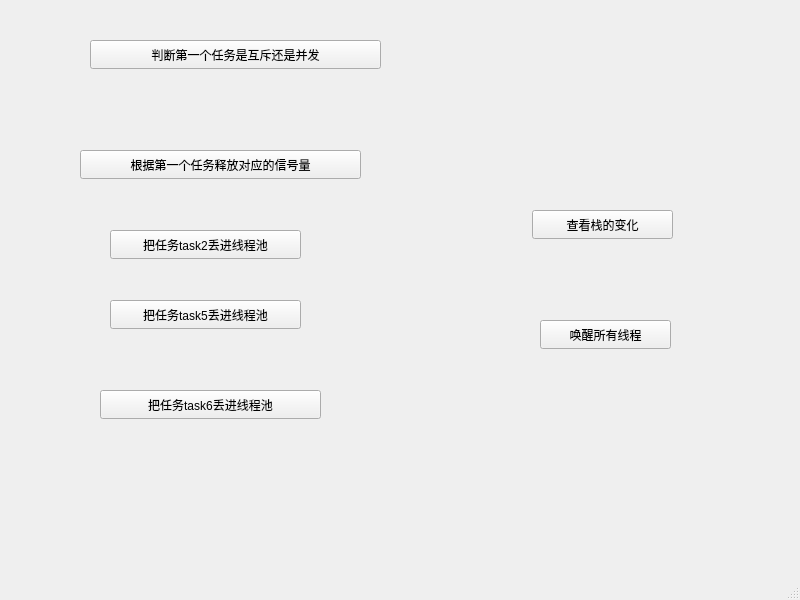
Old version of the form mainwindow.ui in the repository wohaokaixin/thread_safe_stack.
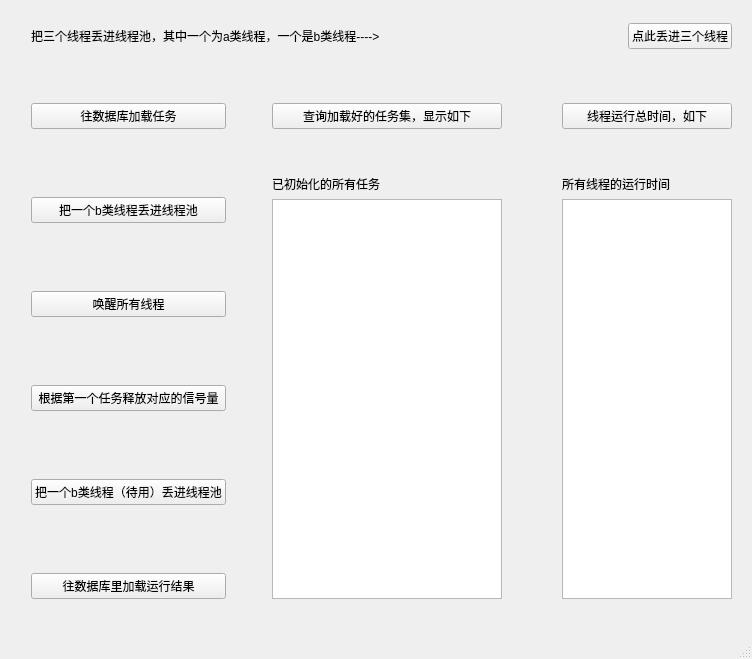
New version of the form.

The edit to the form file:
```diff
--- a/mainwindow.ui
+++ b/mainwindow.ui
@@ -6,104 +6,308 @@
    <rect>
     <x>0</x>
     <y>0</y>
-    <width>800</width>
-    <height>600</height>
+    <width>752</width>
+    <height>659</height>
    </rect>
   </property>
   <property name="windowTitle">
    <string>MainWindow</string>
   </property>
   <widget class="QWidget" name="centralwidget">
-   <widget class="QPushButton" name="task2_diujinqu">
+   <widget class="QWidget" name="layoutWidget">
     <property name="geometry">
      <rect>
-      <x>110</x>
-      <y>230</y>
-      <width>191</width>
-      <height>29</height>
+      <x>31</x>
+      <y>23</y>
+      <width>701</width>
+      <height>576</height>
      </rect>
     </property>
-    <property name="text">
-     <string>把任务task2丢进线程池</string>
-    </property>
-   </widget>
-   <widget class="QPushButton" name="task5_diujinqu">
-    <property name="geometry">
-     <rect>
-      <x>110</x>
-      <y>300</y>
-      <width>191</width>
-      <height>29</height>
-     </rect>
-    </property>
-    <property name="text">
-     <string>把任务task5丢进线程池</string>
-    </property>
-   </widget>
-   <widget class="QPushButton" name="task6_diujinqu">
-    <property name="geometry">
-     <rect>
-      <x>100</x>
-      <y>390</y>
-      <width>221</width>
-      <height>29</height>
-     </rect>
-    </property>
-    <property name="text">
-     <string>把任务task6丢进线程池</string>
-    </property>
-   </widget>
-   <widget class="QPushButton" name="panduan_firsttask">
-    <property name="geometry">
-     <rect>
-      <x>90</x>
-      <y>40</y>
-      <width>291</width>
-      <height>29</height>
-     </rect>
-    </property>
-    <property name="text">
-     <string>判断第一个任务是互斥还是并发</string>
-    </property>
-   </widget>
-   <widget class="QPushButton" name="release_sema3">
-    <property name="geometry">
-     <rect>
-      <x>80</x>
-      <y>150</y>
-      <width>281</width>
-      <height>29</height>
-     </rect>
-    </property>
-    <property name="text">
-     <string>根据第一个任务释放对应的信号量</string>
-    </property>
-   </widget>
-   <widget class="QPushButton" name="wakeall_thread">
-    <property name="geometry">
-     <rect>
-      <x>540</x>
-      <y>320</y>
-      <width>131</width>
-      <height>29</height>
-     </rect>
-    </property>
-    <property name="text">
-     <string>唤醒所有线程</string>
-    </property>
-   </widget>
-   <widget class="QPushButton" name="look_stack">
-    <property name="geometry">
-     <rect>
-      <x>532</x>
-      <y>210</y>
-      <width>141</width>
-      <height>29</height>
-     </rect>
-    </property>
-    <property name="text">
-     <string>查看栈的变化</string>
-    </property>
+    <layout class="QVBoxLayout" name="verticalLayout_4">
+     <item>
+      <layout class="QHBoxLayout" name="horizontalLayout">
+       <item>
+        <widget class="QLabel" name="label">
+         <property name="text">
+          <string>把三个线程丢进线程池，其中一个为a类线程，一个是b类线程----&gt;</string>
+         </property>
+        </widget>
+       </item>
+       <item>
+        <spacer name="horizontalSpacer">
+         <property name="orientation">
+          <enum>Qt::Horizontal</enum>
+         </property>
+         <property name="sizeHint" stdset="0">
+          <size>
+           <width>40</width>
+           <height>20</height>
+          </size>
+         </property>
+        </spacer>
+       </item>
+       <item>
+        <widget class="QPushButton" name="task2_diujinqu">
+         <property name="text">
+          <string>点此丢进三个线程</string>
+         </property>
+        </widget>
+       </item>
+      </layout>
+     </item>
+     <item>
+      <spacer name="verticalSpacer_7">
+       <property name="orientation">
+        <enum>Qt::Vertical</enum>
+       </property>
+       <property name="sizeHint" stdset="0">
+        <size>
+         <width>20</width>
+         <height>40</height>
+        </size>
+       </property>
+      </spacer>
+     </item>
+     <item>
+      <layout class="QHBoxLayout" name="horizontalLayout_3">
+       <item>
+        <layout class="QHBoxLayout" name="horizontalLayout_2">
+         <item>
+          <layout class="QVBoxLayout" name="verticalLayout">
+           <item>
+            <widget class="QPushButton" name="pushButton">
+             <property name="text">
+              <string>往数据库加载任务</string>
+             </property>
+            </widget>
+           </item>
+           <item>
+            <spacer name="verticalSpacer">
+             <property name="orientation">
+              <enum>Qt::Vertical</enum>
+             </property>
+             <property name="sizeHint" stdset="0">
+              <size>
+               <width>20</width>
+               <height>40</height>
+              </size>
+             </property>
+            </spacer>
+           </item>
+           <item>
+            <widget class="QPushButton" name="task5_diujinqu">
+             <property name="text">
+              <string>把一个b类线程丢进线程池</string>
+             </property>
+            </widget>
+           </item>
+           <item>
+            <spacer name="verticalSpacer_2">
+             <property name="orientation">
+              <enum>Qt::Vertical</enum>
+             </property>
+             <property name="sizeHint" stdset="0">
+              <size>
+               <width>20</width>
+               <height>40</height>
+              </size>
+             </property>
+            </spacer>
+           </item>
+           <item>
+            <widget class="QPushButton" name="wakeall_thread">
+             <property name="text">
+              <string>唤醒所有线程</string>
+             </property>
+            </widget>
+           </item>
+           <item>
+            <spacer name="verticalSpacer_3">
+             <property name="orientation">
+              <enum>Qt::Vertical</enum>
+             </property>
+             <property name="sizeHint" stdset="0">
+              <size>
+               <width>20</width>
+               <height>40</height>
+              </size>
+             </property>
+            </spacer>
+           </item>
+           <item>
+            <widget class="QPushButton" name="release_sema3">
+             <property name="text">
+              <string>根据第一个任务释放对应的信号量</string>
+             </property>
+            </widget>
+           </item>
+           <item>
+            <spacer name="verticalSpacer_4">
+             <property name="orientation">
+              <enum>Qt::Vertical</enum>
+             </property>
+             <property name="sizeHint" stdset="0">
+              <size>
+               <width>20</width>
+               <height>40</height>
+              </size>
+             </property>
+            </spacer>
+           </item>
+           <item>
+            <widget class="QPushButton" name="task6_diujinqu">
+             <property name="text">
+              <string>把一个b类线程（待用）丢进线程池</string>
+             </property>
+            </widget>
+           </item>
+           <item>
+            <spacer name="verticalSpacer_5">
+             <property name="orientation">
+              <enum>Qt::Vertical</enum>
+             </property>
+             <property name="sizeHint" stdset="0">
+              <size>
+               <width>20</width>
+               <height>40</height>
+              </size>
+             </property>
+            </spacer>
+           </item>
+           <item>
+            <widget class="QPushButton" name="pushButton_2">
+             <property name="text">
+              <string>往数据库里加载运行结果</string>
+             </property>
+            </widget>
+           </item>
+          </layout>
+         </item>
+         <item>
+          <spacer name="horizontalSpacer_2">
+           <property name="orientation">
+            <enum>Qt::Horizontal</enum>
+           </property>
+           <property name="sizeHint" stdset="0">
+            <size>
+             <width>40</width>
+             <height>20</height>
+            </size>
+           </property>
+          </spacer>
+         </item>
+         <item>
+          <layout class="QVBoxLayout" name="verticalLayout_2">
+           <item>
+            <widget class="QPushButton" name="pushButton_3">
+             <property name="text">
+              <string>查询加载好的任务集，显示如下</string>
+             </property>
+            </widget>
+           </item>
+           <item>
+            <spacer name="verticalSpacer_6">
+             <property name="orientation">
+              <enum>Qt::Vertical</enum>
+             </property>
+             <property name="sizeHint" stdset="0">
+              <size>
+               <width>20</width>
+               <height>40</height>
+              </size>
+             </property>
+            </spacer>
+           </item>
+           <item>
+            <widget class="QLabel" name="label_2">
+             <property name="text">
+              <string>已初始化的所有任务</string>
+             </property>
+            </widget>
+           </item>
+           <item>
+            <widget class="QPlainTextEdit" name="plainTextEdit">
+             <property name="minimumSize">
+              <size>
+               <width>230</width>
+               <height>400</height>
+              </size>
+             </property>
+             <property name="maximumSize">
+              <size>
+               <width>200</width>
+               <height>16777215</height>
+              </size>
+             </property>
+            </widget>
+           </item>
+          </layout>
+         </item>
+        </layout>
+       </item>
+       <item>
+        <spacer name="horizontalSpacer_3">
+         <property name="orientation">
+          <enum>Qt::Horizontal</enum>
+         </property>
+         <property name="sizeHint" stdset="0">
+          <size>
+           <width>13</width>
+           <height>17</height>
+          </size>
+         </property>
+        </spacer>
+       </item>
+       <item>
+        <layout class="QVBoxLayout" name="verticalLayout_3">
+         <item>
+          <widget class="QPushButton" name="pushButton_4">
+           <property name="text">
+            <string>线程运行总时间，如下</string>
+           </property>
+          </widget>
+         </item>
+         <item>
+          <spacer name="verticalSpacer_8">
+           <property name="orientation">
+            <enum>Qt::Vertical</enum>
+           </property>
+           <property name="sizeHint" stdset="0">
+            <size>
+             <width>20</width>
+             <height>40</height>
+            </size>
+           </property>
+          </spacer>
+         </item>
+         <item>
+          <widget class="QLabel" name="label_3">
+           <property name="text">
+            <string>所有线程的运行时间</string>
+           </property>
+          </widget>
+         </item>
+         <item>
+          <widget class="QTextEdit" name="textEdit">
+           <property name="minimumSize">
+            <size>
+             <width>0</width>
+             <height>400</height>
+            </size>
+           </property>
+           <property name="maximumSize">
+            <size>
+             <width>170</width>
+             <height>400</height>
+            </size>
+           </property>
+          </widget>
+         </item>
+        </layout>
+       </item>
+      </layout>
+     </item>
+    </layout>
    </widget>
   </widget>
   <widget class="QMenuBar" name="menubar">
```
Left out of the diff: 2 changed lines with no effect on the pictures.
